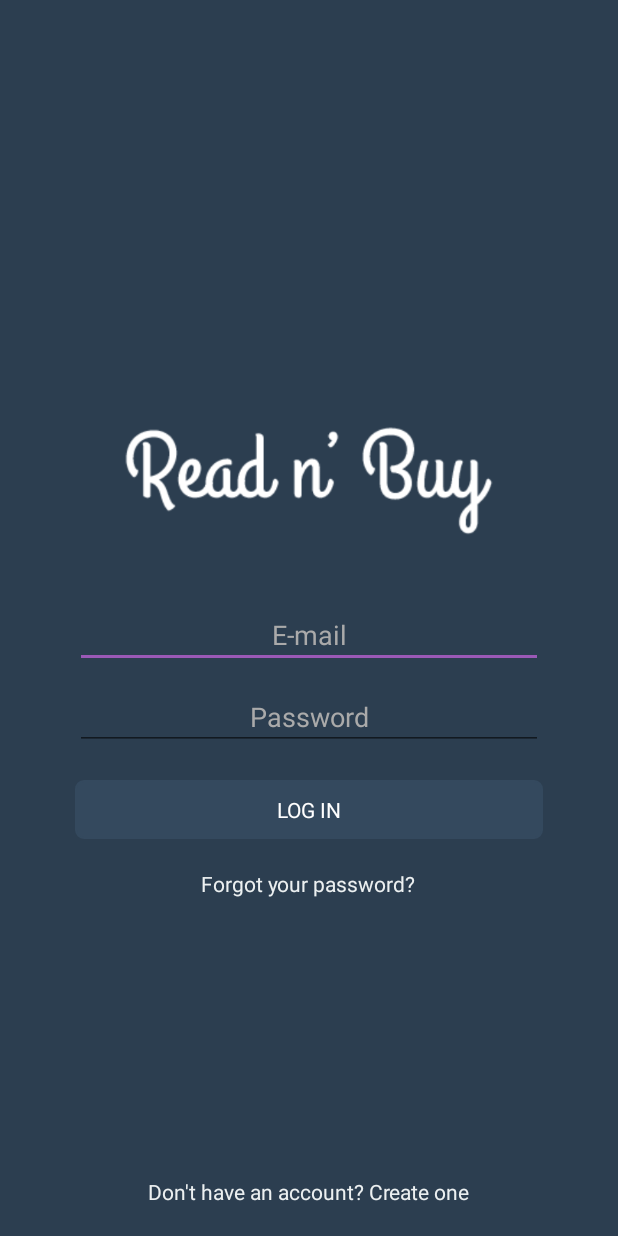
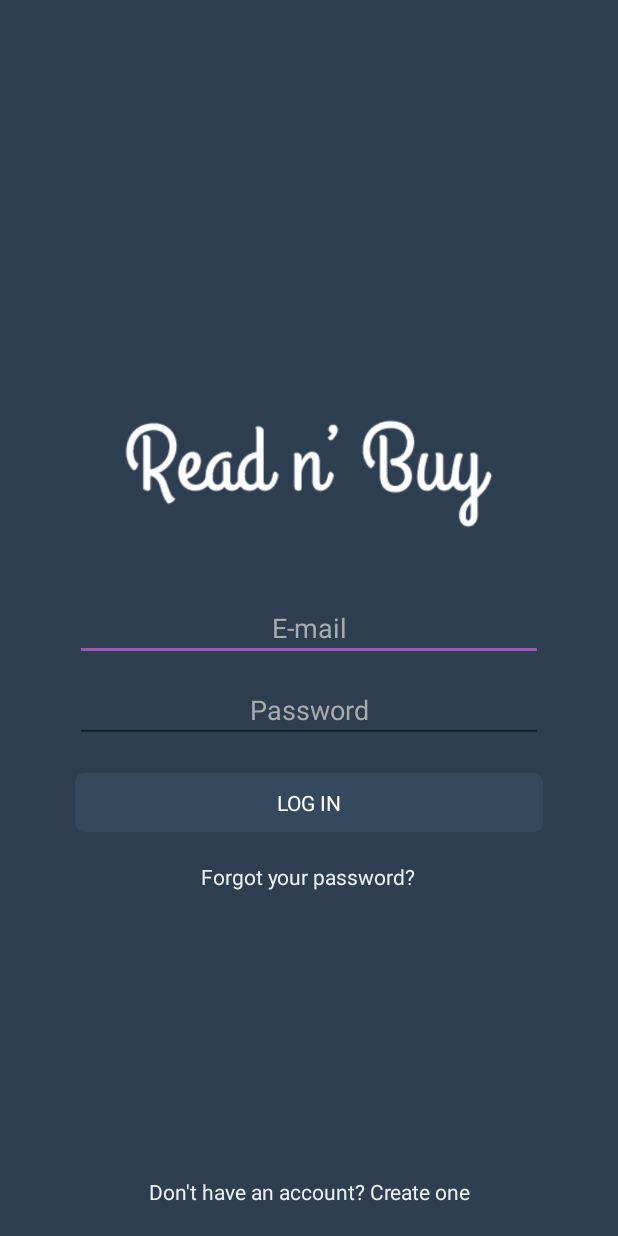
Before and after one commit to adrielcafe/ReadnBuyAndroidApp, an Android app: the layout activity_login.xml on its own in the app's theme, with its tools: preview values and no code run, on a phone screen of 412 x 824 dp. Run offline under Robolectric (Android 15) with nearby library versions, the phone set to English and light mode, and no system bars.

```diff
--- a/app/src/main/res/layout/activity_login.xml
+++ b/app/src/main/res/layout/activity_login.xml
@@ -28,32 +28,21 @@
 
         <android.support.v7.widget.AppCompatEditText
             android:id="@+id/vEmail"
-            android:layout_width="match_parent"
-            android:layout_height="wrap_content"
-            android:layout_marginBottom="10dp"
-            android:padding="10dp"
-            android:gravity="center"
             android:hint="@string/email"
             android:inputType="textEmailAddress"
-            android:textColor="@android:color/white"
-            android:textColorHint="@android:color/darker_gray"/>
+            style="@style/LogInEditText"/>
 
         <android.support.v7.widget.AppCompatEditText
             android:id="@+id/vPassword"
-            android:layout_width="match_parent"
-            android:layout_height="wrap_content"
-            android:layout_marginBottom="20dp"
-            android:padding="10dp"
-            android:gravity="center"
             android:hint="@string/password"
             android:inputType="textPassword"
-            android:textColor="@android:color/white"
-            android:textColorHint="@android:color/darker_gray"/>
+            style="@style/LogInEditText"/>
 
         <android.support.v7.widget.AppCompatTextView
             android:id="@+id/vLogIn"
             android:layout_width="match_parent"
             android:layout_height="wrap_content"
+            android:layout_marginTop="10dp"
             android:layout_marginBottom="10dp"
             android:gravity="center"
             android:padding="10dp"
@@ -65,24 +54,16 @@
 
         <android.support.v7.widget.AppCompatTextView
             android:id="@+id/vRecoverPassword"
-            android:layout_width="wrap_content"
-            android:layout_height="wrap_content"
             android:layout_gravity="center"
-            android:padding="10dp"
             android:text="@string/forgot_password"
-            android:textColor="@color/light_gray"
-            android:clickable="true"/>
+            style="@style/LogInTextView"/>
 
     </android.support.v7.widget.LinearLayoutCompat>
 
     <android.support.v7.widget.AppCompatTextView
         android:id="@+id/vRegister"
-        android:layout_width="wrap_content"
-        android:layout_height="wrap_content"
         android:layout_gravity="center_horizontal|bottom"
-        android:padding="20dp"
         android:text="@string/dont_have_account_create_one"
-        android:textColor="@color/light_gray"
-        android:clickable="true"/>
+        style="@style/LogInTextView"/>
 
 </android.support.design.widget.CoordinatorLayout>
--- a/app/src/main/res/layout/fragment_article.xml
+++ b/app/src/main/res/layout/fragment_article.xml
@@ -19,13 +19,13 @@
             android:textAppearance="@style/TextAppearance.AppCompat.Large"
             android:textStyle="bold"
             android:textColor="?attr/colorAccent"
-            style="@style/ArticleHeader"/>
+            style="@style/ArticleHeaderTextView"/>
 
         <android.support.v7.widget.AppCompatTextView
             android:id="@+id/vDate"
             android:maxLines="1"
             android:textAppearance="@style/TextAppearance.AppCompat.Small"
-            style="@style/ArticleHeader"/>
+            style="@style/ArticleHeaderTextView"/>
 
         <View
             android:layout_width="match_parent"
--- a/app/src/main/res/layout/list_item_article.xml
+++ b/app/src/main/res/layout/list_item_article.xml
@@ -31,13 +31,13 @@
             android:maxLines="3"
             android:textAppearance="@style/TextAppearance.AppCompat.Large"
             android:textStyle="bold"
-            style="@style/ArticleCardText"/>
+            style="@style/ArticleCardTextView"/>
 
         <android.support.v7.widget.AppCompatTextView
             android:id="@+id/vDate"
             android:maxLines="1"
             android:textAppearance="@style/TextAppearance.AppCompat.Medium"
-            style="@style/ArticleCardText"/>
+            style="@style/ArticleCardTextView"/>
 
     </android.support.v7.widget.LinearLayoutCompat>
 
--- a/app/src/main/res/values-w820dp/dimens.xml
+++ /dev/null
@@ -1,6 +0,0 @@
-<resources>
-    <!-- Example customization of dimensions originally defined in res/values/dimens.xml
-         (such as screen margins) for screens with more than 820dp of available width. This
-         would include 7" and 10" devices in landscape (~960dp and ~1280dp respectively). -->
-    <dimen name="activity_horizontal_margin">64dp</dimen>
-</resources>
--- a/app/src/main/res/values/styles.xml
+++ b/app/src/main/res/values/styles.xml
@@ -1,20 +1,5 @@
+<?xml version="1.0" encoding="utf-8"?>
 <resources>
-
-    <style name="AppTheme" parent="Theme.AppCompat.Light.DarkActionBar">
-        <item name="colorPrimary">@color/colorPrimary</item>
-        <item name="colorPrimaryDark">@color/colorPrimaryDark</item>
-        <item name="colorAccent">@color/colorAccent</item>
-        <item name="android:windowAnimationStyle">@style/ActivityAnimationStyle</item>
-    </style>
-
-    <style name="AppTheme.NoActionBar">
-        <item name="windowActionBar">false</item>
-        <item name="windowNoTitle">true</item>
-    </style>
-
-    <style name="AppTheme.AppBarOverlay" parent="ThemeOverlay.AppCompat.Dark.ActionBar"/>
-
-    <style name="AppTheme.PopupOverlay" parent="ThemeOverlay.AppCompat.Light"/>
 
     <style name="ActivityAnimationStyle" parent="@android:style/Animation.Activity">
         <item name="android:activityOpenEnterAnimation">@anim/stack_right_in</item>
@@ -23,18 +8,49 @@
         <item name="android:activityCloseExitAnimation">@anim/stack_right_out</item>
     </style>
 
-    <style name="ArticleCardText">
+    <style name="ArticleCardTextView">
         <item name="android:layout_width">match_parent</item>
         <item name="android:layout_height">wrap_content</item>
         <item name="android:textColor">@android:color/white</item>
         <item name="textAllCaps">true</item>
     </style>
 
-    <style name="ArticleHeader">
+    <style name="ArticleHeaderTextView">
         <item name="android:layout_width">match_parent</item>
         <item name="android:layout_height">wrap_content</item>
         <item name="android:textColor">@android:color/black</item>
         <item name="textAllCaps">true</item>
     </style>
 
+    <style name="LogInEditText">
+        <item name="android:layout_width">match_parent</item>
+        <item name="android:layout_height">wrap_content</item>
+        <item name="android:layout_marginBottom">10dp</item>
+        <item name="android:padding">10dp</item>
+        <item name="android:gravity">center</item>
+        <item name="android:textColor">@android:color/white</item>
+        <item name="android:textColorHint">@android:color/darker_gray</item>
+    </style>
+
+    <style name="LogInTextView">
+        <item name="android:layout_width">wrap_content</item>
+        <item name="android:layout_height">wrap_content</item>
+        <item name="android:layout_marginBottom">10dp</item>
+        <item name="android:padding">10dp</item>
+        <item name="android:gravity">center</item>
+        <item name="android:textColor">@color/light_gray</item>
+        <item name="android:clickable">true</item>
+    </style>
+
+    <style name="ProductTextView">
+        <item name="android:layout_width">0dp</item>
+        <item name="android:layout_height">wrap_content</item>
+        <item name="android:layout_weight">0.5</item>
+        <item name="android:layout_margin">10dp</item>
+        <item name="android:padding">10dp</item>
+        <item name="android:gravity">center</item>
+        <item name="android:textAppearance">@style/TextAppearance.AppCompat.Medium</item>
+        <item name="android:clickable">true</item>
+    </style>
+
 </resources>
--- /dev/null
+++ b/app/src/main/res/values/themes.xml
@@ -0,0 +1,19 @@
+<resources>
+
+    <style name="AppTheme" parent="Theme.AppCompat.Light.DarkActionBar">
+        <item name="colorPrimary">@color/colorPrimary</item>
+        <item name="colorPrimaryDark">@color/colorPrimaryDark</item>
+        <item name="colorAccent">@color/colorAccent</item>
+        <item name="android:windowAnimationStyle">@style/ActivityAnimationStyle</item>
+    </style>
+
+    <style name="AppTheme.NoActionBar">
+        <item name="windowActionBar">false</item>
+        <item name="windowNoTitle">true</item>
+    </style>
+
+    <style name="AppTheme.AppBarOverlay" parent="ThemeOverlay.AppCompat.Dark.ActionBar"/>
+
+    <style name="AppTheme.PopupOverlay" parent="ThemeOverlay.AppCompat.Light"/>
+
+</resources>
```
Also changed, not shown: app/src/main/kotlin/cafe/adriel/vanhackathon/shopify/readnbuy/model/repository/ArticleRepository.kt (+7 -4 lines), app/src/main/res/layout/dialog_product.xml (+2 -16 lines), app/src/main/res/values/dimens.xml (+3 -8 lines), app/src/main/res/values-v21/themes.xml (renamed from app/src/main/res/values-v21/styles.xml).
